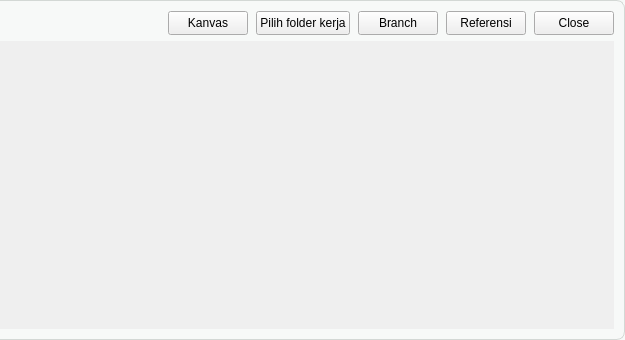
Qt form SwimlaneWidget.ui (bondanocho123/lassomoir) before a commit; both pictures show x 275 to 900 and y 0 to 340 of the 900 by 340 pixel window.
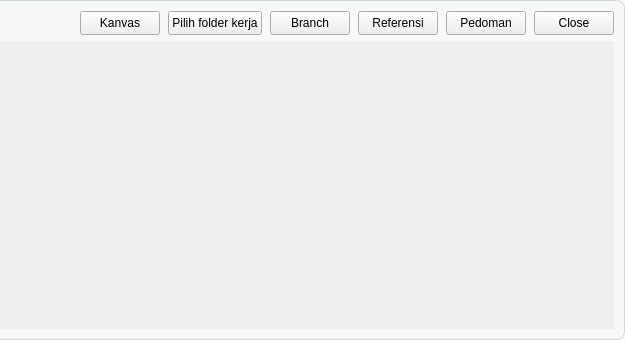
The same form after that commit. Custom widgets are drawn as their Qt base class.

Commit message: feat: pedoman project (batasan & guideline framework) untuk semua task

What changed in the file:
```diff
--- a/SwimlaneWidget.ui
+++ b/SwimlaneWidget.ui
@@ -141,6 +141,22 @@
        </property>
       </widget>
      </item>
+     <item>
+      <widget class="QPushButton" name="btnGuidelines">
+       <property name="minimumSize">
+        <size>
+         <width>75</width>
+         <height>24</height>
+        </size>
+       </property>
+       <property name="cursor">
+        <cursorShape>PointingHandCursor</cursorShape>
+       </property>
+       <property name="text">
+        <string>Pedoman</string>
+       </property>
+      </widget>
+     </item>
      <item>
       <widget class="QPushButton" name="btnClose">
        <property name="minimumSize">
```
The commit also changes 26 other files.
